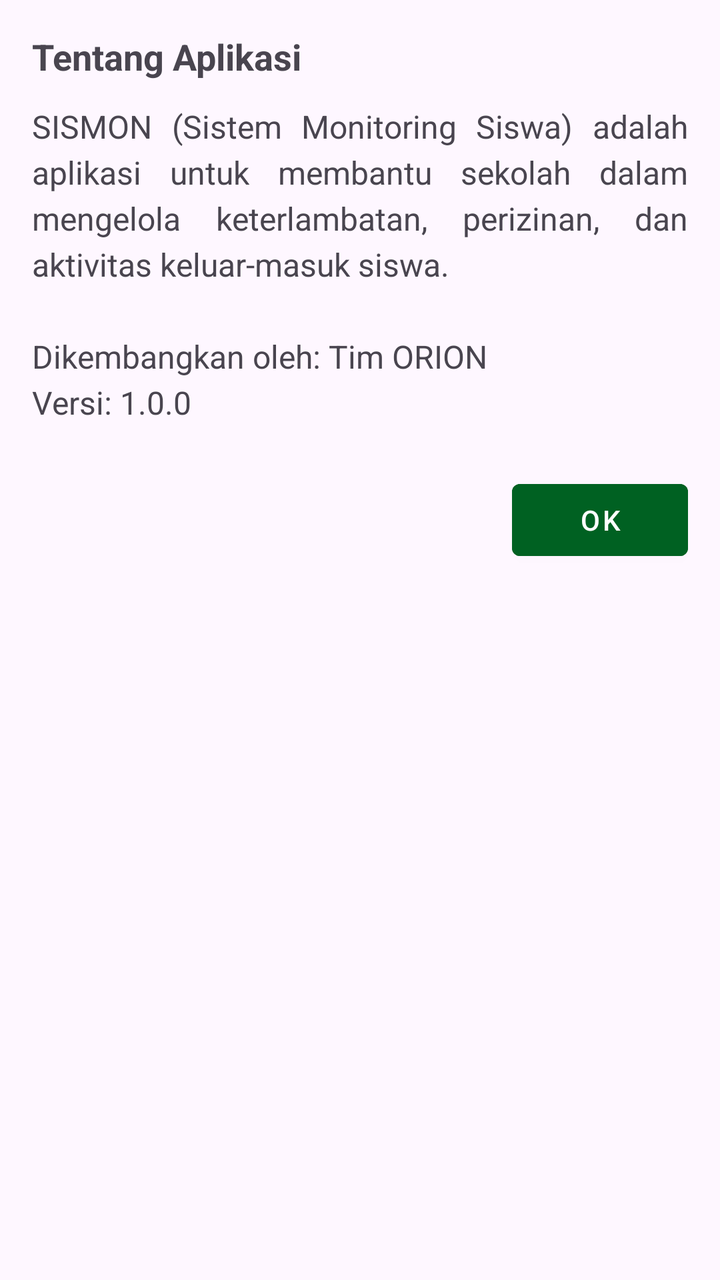
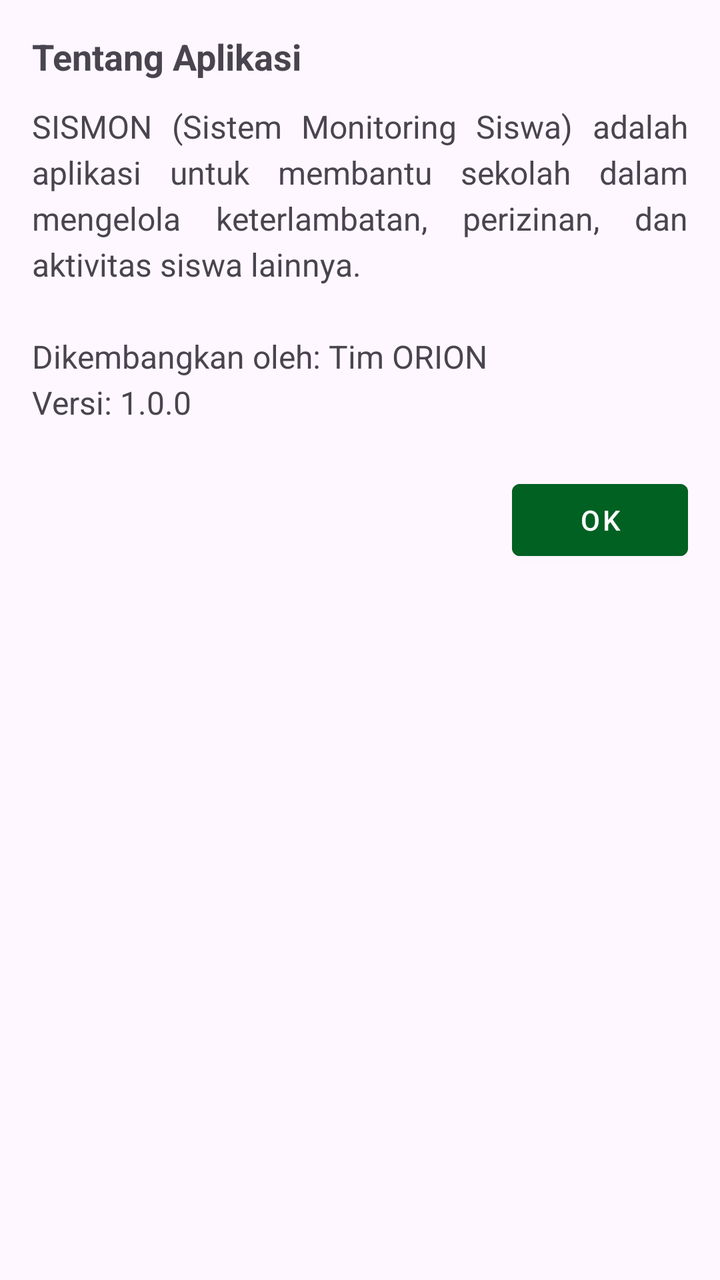

Compare the two renders of this Android layout. The source of the first and the diff that turns it into the second are given below.
<!-- AndroidManifest.xml: application theme Theme.OrionAPP -->
<!-- res/layout/dialog_tentang.xml -->
<?xml version="1.0" encoding="utf-8"?>
<LinearLayout xmlns:android="http://schemas.android.com/apk/res/android"
    xmlns:tools="http://schemas.android.com/tools"
    android:layout_width="match_parent"
    android:layout_height="wrap_content"
    android:orientation="vertical"
    android:paddingHorizontal="16dp"
    android:paddingTop="16dp"
    android:paddingBottom="12dp">

    <TextView
        android:id="@+id/tvTitle"
        android:layout_width="match_parent"
        android:layout_height="wrap_content"
        android:layout_marginBottom="12dp"
        android:textSize="18sp"
        android:textStyle="bold"
        android:text="Tentang Aplikasi" />

    <TextView
        android:id="@+id/tvMessage"
        android:layout_width="match_parent"
        android:layout_height="wrap_content"
        android:layout_marginBottom="24dp"
        android:textSize="16sp"
        android:lineSpacingExtra="4dp"
        android:justificationMode="inter_word"
        android:text="SISMON (Sistem Monitoring Siswa) adalah aplikasi untuk membantu sekolah dalam mengelola keterlambatan, perizinan, dan aktivitas keluar-masuk siswa.\n\nDikembangkan oleh: Tim ORION\nVersi: 1.0.0" />


    <Button
        android:id="@+id/btnOK"
        style="@style/Widget.MaterialComponents.Button"
        android:layout_width="wrap_content"
        android:layout_height="wrap_content"
        android:backgroundTint="@color/primary"
        android:paddingLeft="16dp"
        android:paddingRight="16dp"
        android:layout_gravity="end"
        android:text="OK"
        android:textAllCaps="false" />
</LinearLayout>
<!-- resources referenced by this layout -->
<resources>
  <color name="primary">#006122</color>
  <style name="Theme.OrionAPP" parent="Theme.Material3.Light.NoActionBar">
          
          <item name="colorPrimary">@color/primary</item>
          <item name="colorOnPrimary">@color/white</item>
  
          
          <item name="android:colorBackground">@color/background</item>
          <item name="colorSurface">@color/white</item>
          <item name="colorOnSurface">@color/text</item>
  
          
          <item name="colorSecondary">@color/primary</item>
          <item name="colorOnSecondary">@color/white</item>
  
          
          <item name="android:statusBarColor">@color/primary</item>
          <item name="android:windowLightStatusBar">false</item>
  
          
          <item name="fontFamily">@font/inter</item>
  
          
          <item name="android:windowSplashScreenAnimatedIcon" tools:targetApi="31">@null</item>
          <item name="android:windowSplashScreenBackground" tools:targetApi="31">@color/white</item>
          <item name="android:windowSplashScreenAnimationDuration" tools:targetApi="31">0</item>
  
          
          <item name="materialButtonStyle">@style/OrionButton</item>
          <item name="textInputStyle">@style/OrionTextTitle</item>
          <item name="android:textColorHighlight">@color/highlight_primary</item>
  
          
          <item name="colorError">@color/error</item>
  
          <item name="searchViewStyle">@style/SearchViewStyle.White</item>
  
      </style>
  <color name="white">#ffffff</color>
  <color name="background">#f5f5f5</color>
  <color name="text">#1E1E1E</color>
  <style name="OrionButton" parent="Widget.Material3.Button">
          <item name="android:backgroundTint">@color/primary</item>
          <item name="android:textColor">@color/white</item>
          <item name="android:layout_marginHorizontal">4px</item>
          <item name="android:buttonCornerRadius" tools:targetApi="p">12dp</item>
      </style>
  <style name="OrionTextTitle" parent="Widget.Material3.TextInputLayout.OutlinedBox">
          <item name="boxStrokeColor">@color/primary</item>
          <item name="hintTextColor">@color/primary</item>
          <item name="boxBackgroundMode">outline</item>
      </style>
  <color name="highlight_primary">#C0006122</color>
  <color name="error">#D00000</color>
  <style name="SearchViewStyle.White" parent="Widget.AppCompat.SearchView">
          
          <item name="searchHintIcon">@drawable/ic_search_24</item>
          <item name="cursorColor">@color/white</item>
          <item name="submitBackground">@android:color/white</item>
          <item name="android:textColorHint">@color/white</item>
          <item name="android:textColor">@color/white</item>
          <item name="android:iconTint">@android:color/white</item>
          <item name="android:buttonTint">@android:color/white</item>
      </style>
  <!-- drawable ic_search_24 (drawable) -->
  <vector xmlns:android="http://schemas.android.com/apk/res/android" android:height="24dp" android:tint="#000000" android:viewportHeight="24" android:viewportWidth="24" android:width="24dp">
        
      <path android:fillColor="@android:color/white" android:pathData="M15.5,14h-0.79l-0.28,-0.27C15.41,12.59 16,11.11 16,9.5 16,5.91 13.09,3 9.5,3S3,5.91 3,9.5 5.91,16 9.5,16c1.61,0 3.09,-0.59 4.23,-1.57l0.27,0.28v0.79l5,4.99L20.49,19l-4.99,-5zM9.5,14C7.01,14 5,11.99 5,9.5S7.01,5 9.5,5 14,7.01 14,9.5 11.99,14 9.5,14z"/>
      
  </vector>
</resources>

<!-- the commit's change to res/layout/dialog_tentang.xml (unified diff, before → after) -->
@@ -25,7 +25,7 @@
         android:textSize="16sp"
         android:lineSpacingExtra="4dp"
         android:justificationMode="inter_word"
-        android:text="SISMON (Sistem Monitoring Siswa) adalah aplikasi untuk membantu sekolah dalam mengelola keterlambatan, perizinan, dan aktivitas keluar-masuk siswa.\n\nDikembangkan oleh: Tim ORION\nVersi: 1.0.0" />
+        android:text="SISMON (Sistem Monitoring Siswa) adalah aplikasi untuk membantu sekolah dalam mengelola keterlambatan, perizinan, dan aktivitas siswa lainnya.\n\nDikembangkan oleh: Tim ORION\nVersi: 1.0.0" />
 
 
     <Button
